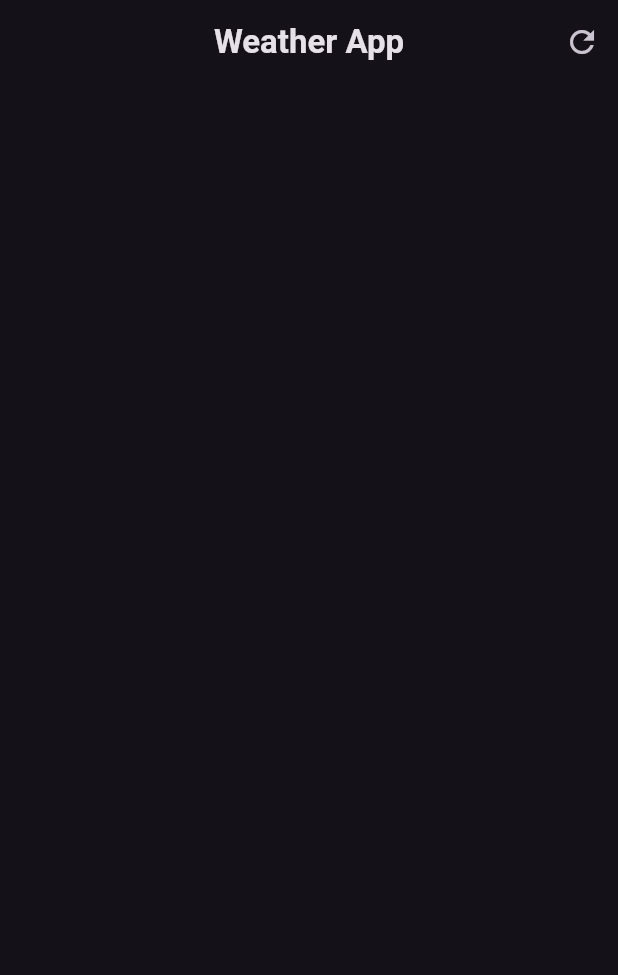
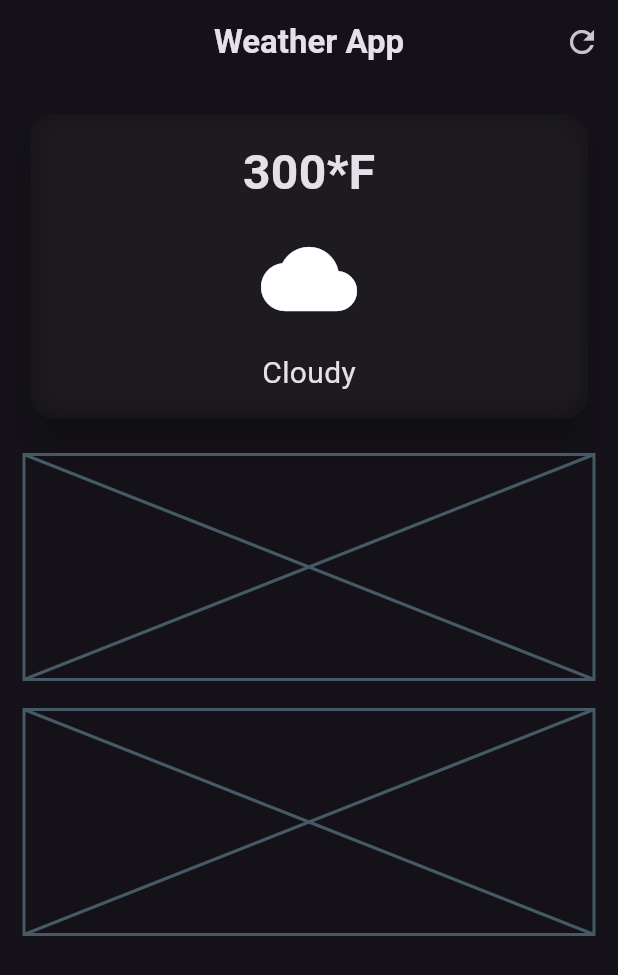
Before and after one commit to SujayPrabhu96/weather-app-flutter, a Flutter app: the screen it shows after launch, on a phone screen of 412 x 824 dp. Shown: the top 975 px of the screen. Run offline on Flutter 3.47's test engine with Material 3 defaults, Android fonts, the phone set to English and light mode, and no system bars.

Commit message:
Designed main card

```diff
--- a/lib/weather_screen.dart
+++ b/lib/weather_screen.dart
@@ -1,3 +1,5 @@
+import 'dart:ui';
+
 import 'package:flutter/material.dart';
 
 class WeatherScreen extends StatelessWidget {
@@ -21,6 +23,72 @@ class WeatherScreen extends StatelessWidget {
           )
         ],
       ),
+      body: Padding(
+        padding: const EdgeInsets.all(16.0),
+        child: Column(
+          children: [
+            // main card
+            SizedBox(
+              width: double.infinity,
+              child: Card(
+                elevation: 10,
+                shape: RoundedRectangleBorder(
+                  borderRadius: BorderRadius.circular(16)
+                ),
+                child: ClipRRect(
+                  borderRadius: BorderRadius.circular(16),
+                  child: BackdropFilter(
+                    filter: ImageFilter.blur(
+                      sigmaX: 10,
+                      sigmaY: 10,
+                    ),
+                    child: const Padding(
+                      padding: EdgeInsets.all(16.0),
+                      child: Column(
+                        children: [
+                          Text(
+                            '300*F',
+                            style: TextStyle(
+                              fontSize: 32,
+                              fontWeight: FontWeight.bold
+                            ),
+                          ),
+                          SizedBox(height: 16),
+                          Icon(
+                            Icons.cloud,
+                            size: 64,
+                          ),
+                          SizedBox(height: 16),
+                          Text(
+                            'Cloudy',
+                            style: TextStyle(
+                              fontSize: 20,
+                            ),
+                          )
+                        ],
+                      ),
+                    ),
+                  ),
+                ),
+              ),
+            ),
+            const SizedBox(
+              height: 20,
+            ),
+            // weather forecast card
+            Placeholder(
+              fallbackHeight: 150,
+            ),
+            SizedBox(
+              height: 20,
+            ),
+            // additional info card
+            Placeholder(
+              fallbackHeight: 150,
+            ),
+          ],
+        ),
+      )
     );
   }
 }
```
